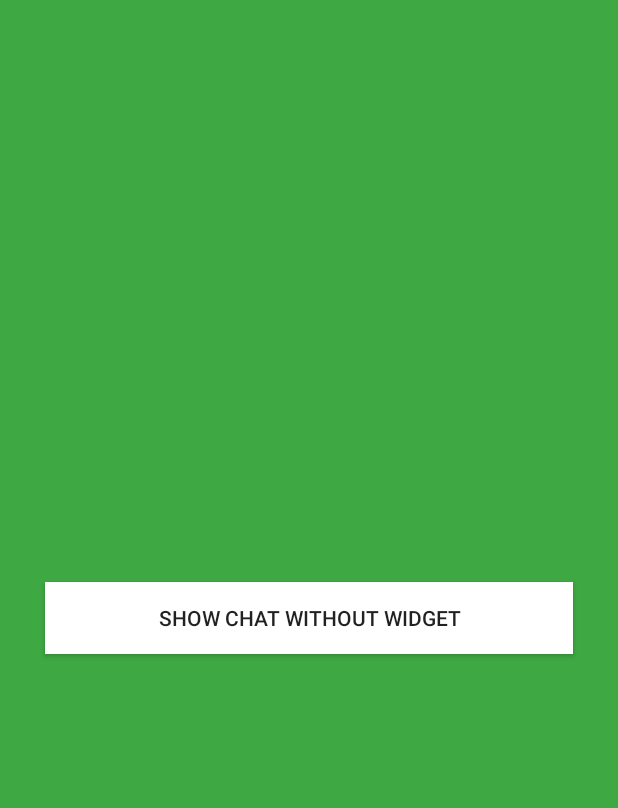
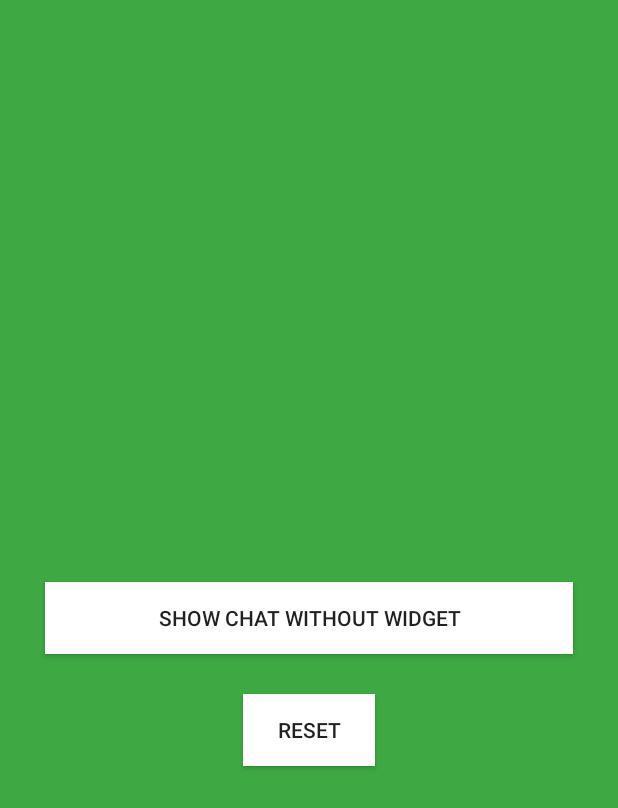
Before and after one commit to ClareAI/mobileSDK_sample, an Android app: the screen it shows after launch (MainActivity), on a phone screen of 412 x 824 dp. Shown: the top 808 px of the screen. Run offline under Robolectric (Android 15) with nearby library versions, the phone set to English and light mode, and no system bars; libraries missing offline, so code that uses them is left out: ai.clare.clarelib; 48 statements that could not run were skipped.

Commit message:
updated the SDK version for android

```diff
--- a/Android/app/build.gradle
+++ b/Android/app/build.gradle
@@ -31,7 +31,7 @@ dependencies {
     implementation 'androidx.constraintlayout:constraintlayout:1.1.3'
     implementation 'androidx.navigation:navigation-fragment:2.2.1'
     implementation 'androidx.navigation:navigation-ui:2.2.1'
-    implementation 'com.github.helloclareai:clareai_androidlib:3.4.4'
+    implementation 'com.github.helloclareai:clareai_androidlib:3.4.5'
 
     testImplementation 'junit:junit:4.12'
     androidTestImplementation 'androidx.test.ext:junit:1.1.1'
--- a/Android/app/src/main/java/com/example/clareai/MainActivity.java
+++ b/Android/app/src/main/java/com/example/clareai/MainActivity.java
@@ -12,6 +12,7 @@ import android.view.View;
 import android.view.Menu;
 import android.view.MenuItem;
 import android.widget.Button;
+import android.widget.Toast;
 
 import ai.clare.clarelib.Clare;
 import ai.clare.clarelib.ConversationCallback;
@@ -32,6 +33,15 @@ public class MainActivity extends AppCompatActivity {
             @Override
             public void onClick(View v) {
                 Clare.showWithoutWidget(MainActivity.this.getSupportFragmentManager());
+            }
+        });
+
+        final Button btnReset = (Button)findViewById(R.id.btn_reset);
+        btnReset.setOnClickListener(new View.OnClickListener() {
+            @Override
+            public void onClick(View v) {
+                Clare.reSetClare();
+                Toast.makeText(MainActivity.this,"Reset",Toast.LENGTH_SHORT).show();
             }
         });
 
--- a/Android/app/src/main/res/layout/activity_main.xml
+++ b/Android/app/src/main/res/layout/activity_main.xml
@@ -16,4 +16,13 @@
         android:layout_marginEnd="30sp"
         android:background="#FFFFFF"
         android:text="Show Chat without widget" />
+
+    <Button
+        android:id="@+id/btn_reset"
+        android:layout_width="wrap_content"
+        android:layout_height="wrap_content"
+        android:layout_gravity="center_horizontal|center_vertical"
+        android:layout_marginTop="150sp"
+        android:background="#FFFFFF"
+        android:text="Reset" />
 </androidx.coordinatorlayout.widget.CoordinatorLayout>
```
